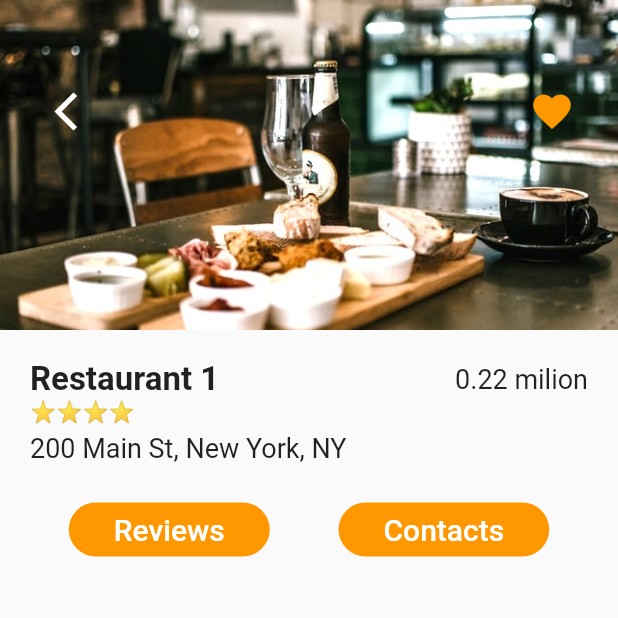
After one commit to hainguyen0066/Flutter-Food-App, a Flutter app: the screen it shows after launch, after a tap on "Restaurant 1", on a phone screen of 412 x 824 dp, the top half of it. The commit adds this screen. Run offline on Flutter 3.47's test engine with Material 2 defaults, Android fonts, the phone set to English and light mode, and no system bars.

Commit message:
commit update restaurant screen

```diff
--- a/lib/screens/home_screen.dart
+++ b/lib/screens/home_screen.dart
@@ -1,6 +1,7 @@
 import 'package:flutter/material.dart';
 import 'package:foodapp/data/data.dart';
 import 'package:foodapp/models/restaurant.dart';
+import 'package:foodapp/screens/restaurant_screen.dart';
 import 'package:foodapp/widgets/ratting_starts.dart';
 import 'package:foodapp/widgets/recent_orders.dart';
 
@@ -17,7 +18,14 @@ class _HomeScreenState extends State<HomeScreen> {
       List<Widget> restaurantList = [];
       restaurants.forEach((Restaurant restaurant) {
           restaurantList.add(
-            Container(
+            GestureDetector(
+              onTap: () => Navigator.push(
+                  context,
+                  MaterialPageRoute(
+                    builder: (_) => RestaurantScreen(restaurant: restaurant)
+                  ),
+              ),
+              child: Container(
                 margin: EdgeInsets.symmetric(horizontal: 20, vertical: 10),
                 decoration: BoxDecoration(
                   color: Colors.white,
@@ -31,11 +39,14 @@ class _HomeScreenState extends State<HomeScreen> {
                   children: [
                     ClipRRect(
                       borderRadius: BorderRadius.circular(12.0),
+                      child: Hero(
+                        tag: restaurant.imageUrl,
                         child: Image(
                           image: AssetImage(restaurant.imageUrl),
                           width: 150,
                           height: 150,
                           fit: BoxFit.cover,
+                        ),
                       ),
                     ),
                     Container(
@@ -74,6 +85,7 @@ class _HomeScreenState extends State<HomeScreen> {
                       ),
                     )
                   ],
+                ),
               ),
             )
           );
--- /dev/null
+++ b/lib/screens/restaurant_screen.dart
@@ -0,0 +1,122 @@
+import 'package:flutter/material.dart';
+import 'package:foodapp/models/restaurant.dart';
+import 'package:foodapp/widgets/ratting_starts.dart';
+
+class RestaurantScreen extends StatefulWidget {
+  final Restaurant restaurant;
+
+  const RestaurantScreen({required this.restaurant});
+
+  @override
+  _RestaurantScreenState createState() => _RestaurantScreenState();
+}
+
+class _RestaurantScreenState extends State<RestaurantScreen> {
+  @override
+  Widget build(BuildContext context) {
+    return Scaffold(
+      body: Column(
+        children: [
+          Stack(
+            children: [
+              Hero(
+                tag: widget.restaurant.imageUrl,
+                child: Image(
+                  image: AssetImage(widget.restaurant.imageUrl),
+                  height: 220.0,
+                  width: MediaQuery.of(context).size.width,
+                  fit: BoxFit.cover,
+                ),
+              ),
+              Padding(
+                padding: const EdgeInsets.symmetric(
+                    horizontal: 20.0, vertical: 50.0),
+                child: Row(
+                  mainAxisAlignment: MainAxisAlignment.spaceBetween,
+                  children: [
+                    IconButton(
+                        icon: Icon(Icons.arrow_back_ios_new),
+                        color: Colors.white,
+                        iconSize: 30.0,
+                        onPressed: () => Navigator.pop(context)),
+                    IconButton(
+                        icon: Icon(Icons.favorite),
+                        color: Theme.of(context).primaryColor,
+                        iconSize: 30.0,
+                        onPressed: () => Navigator.pop(context)),
+                  ],
+                ),
+              )
+            ],
+          ),
+          Padding(
+            padding: EdgeInsets.all(20.0),
+            child: Column(
+              crossAxisAlignment: CrossAxisAlignment.start,
+              children: [
+                Row(
+                  mainAxisAlignment: MainAxisAlignment.spaceBetween,
+                  children: [
+                    Text(widget.restaurant.name,
+                        style: TextStyle(
+                            fontSize: 22.0, fontWeight: FontWeight.bold)),
+                    Text('0.22 milion',
+                        style: TextStyle(
+                            fontSize: 18.0, fontWeight: FontWeight.w400))
+                  ],
+                ),
+                RattingStart(widget.restaurant.rating),
+                SizedBox(height: 6.0,),
+                Text(
+                  widget.restaurant.address,
+                  style: TextStyle(
+                    fontSize: 18.0,
+                  ),
+                )
+              ],
+            ),
+          ),
+          Row(
+            mainAxisAlignment: MainAxisAlignment.spaceEvenly,
+            children: [
+              FlatButton(
+                padding: EdgeInsets.symmetric(horizontal: 30.0),
+                color: Theme.of(context).primaryColor,
+                shape: RoundedRectangleBorder(
+                  borderRadius: BorderRadius.circular(20.0),
+                ),
+                onPressed: () {
+
+                },
+                child: Text(
+                  'Reviews',
+                  style: TextStyle(
+                    color: Colors.white,
+                    fontSize: 20.0
+                  ),
+                ),
+              ),
+              FlatButton(
+                padding: EdgeInsets.symmetric(horizontal: 30.0),
+                color: Theme.of(context).primaryColor,
+                shape: RoundedRectangleBorder(
+                  borderRadius: BorderRadius.circular(20.0),
+                ),
+                onPressed: () {
+
+                },
+                child: Text(
+                  'Contacts',
+                  style: TextStyle(
+                      color: Colors.white,
+                      fontSize: 20.0
+                  ),
+                ),
+              )
+            ],
+          )
+        ],
+      ),
+    );
+  }
+}
```
Lines whose indentation alone changed are shown as unchanged.
